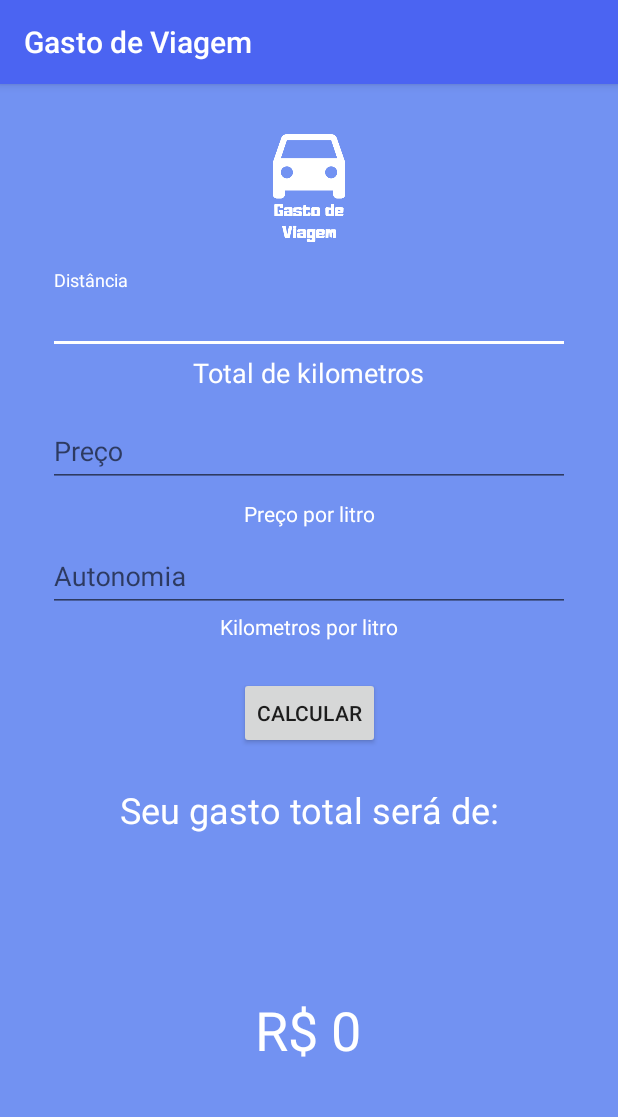
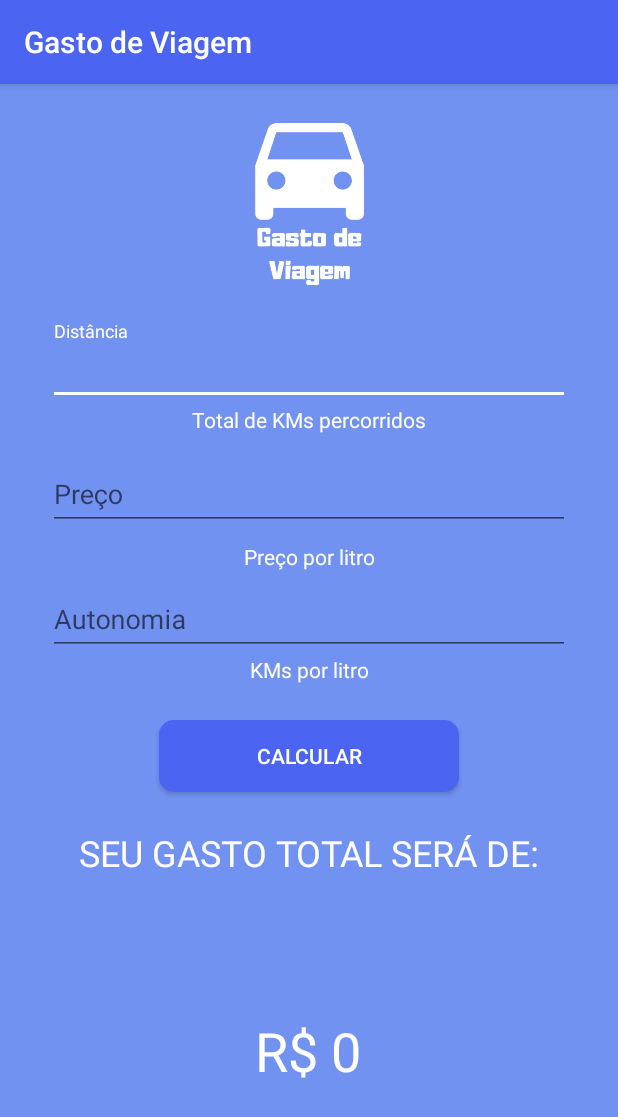
Before and after one commit to Matheus-Silas97/Gasto_de_Viagem, an Android app: the screen it shows after launch (MainActivity), on a phone screen of 412 x 824 dp. Shown: the top 1117 px of the screen. Run offline under Robolectric (Android 15) with nearby library versions, the phone set to English and light mode, and no system bars.

Commit message:
finished layout

```diff
--- /dev/null
+++ b/app/src/main/res/drawable/button_round.xml
@@ -0,0 +1,14 @@
+<?xml version="1.0" encoding="utf-8"?>
+<shape xmlns:android="http://schemas.android.com/apk/res/android"
+    android:shape="rectangle">
+    <gradient
+        android:startColor="#4B64F2"
+        android:endColor="#4B64F2"
+        android:angle="45"/>
+    <padding android:left="6dp"
+        android:top="6dp"
+        android:right="6dp"
+        android:bottom="6dp" />
+    <corners android:radius="10dp" />
+
+</shape>
--- a/app/src/main/res/layout/activity_main.xml
+++ b/app/src/main/res/layout/activity_main.xml
@@ -9,9 +9,8 @@
 
     <ImageView
         android:id="@+id/imageView"
-        android:layout_width="100dp"
-        android:layout_height="100dp"
-        android:layout_marginTop="16dp"
+        android:layout_width="150dp"
+        android:layout_height="150dp"
         app:layout_constraintEnd_toEndOf="parent"
         app:layout_constraintStart_toStartOf="parent"
         app:layout_constraintTop_toTopOf="parent"
@@ -32,7 +31,11 @@
             android:layout_width="match_parent"
             android:layout_height="wrap_content"
             android:hint="@string/distance"
-            android:textColorHint="@color/font" />
+            android:inputType="numberDecimal"
+            android:textColor="@color/font"
+            android:textColorHighlight="@color/font"
+            android:textColorHint="@color/font"
+            android:textColorLink="@color/font" />
     </com.google.android.material.textfield.TextInputLayout>
 
     <TextView
@@ -41,7 +44,7 @@
         android:layout_height="wrap_content"
         android:text="@string/total_km"
         android:textColor="@color/font"
-        android:textSize="18sp"
+        android:textSize="14sp"
         app:layout_constraintEnd_toEndOf="parent"
         app:layout_constraintStart_toStartOf="parent"
         app:layout_constraintTop_toBottomOf="@+id/textInputLayout" />
@@ -64,7 +67,8 @@
             android:textColor="@color/font"
             android:textColorHighlight="@color/font"
             android:textColorHint="@color/font"
-            android:textColorLink="@color/font" />
+            android:textColorLink="@color/font"
+            android:inputType="numberDecimal"/>
     </com.google.android.material.textfield.TextInputLayout>
 
     <TextView
@@ -95,6 +99,7 @@
             android:layout_height="wrap_content"
             android:hint="@string/autonomy"
             android:textColor="@color/font"
+            android:inputType="numberDecimal"
             android:textColorHighlight="@color/font"
             android:textColorHint="@color/font"
             android:textColorLink="@color/font" />
@@ -114,11 +119,12 @@
         app:layout_constraintTop_toBottomOf="@+id/textInputLayout3" />
 
     <TextView
-        android:id="@+id/textView4"
+        android:id="@+id/txtValue"
         android:layout_width="wrap_content"
         android:layout_height="wrap_content"
         android:layout_marginTop="24dp"
         android:text="@string/total_spent"
+        android:textAllCaps="true"
         android:textColor="@color/font"
         android:textColorHighlight="@color/font"
         android:textColorHint="@color/font"
@@ -129,10 +135,12 @@
 
     <Button
         android:id="@+id/button"
-        android:layout_width="wrap_content"
+        android:layout_width="200dp"
         android:layout_height="wrap_content"
         android:layout_marginTop="24dp"
+        android:background="@drawable/button_round"
         android:text="@string/calculate"
+        android:textColor="@color/font"
         app:layout_constraintEnd_toEndOf="parent"
         app:layout_constraintStart_toStartOf="parent"
         app:layout_constraintTop_toBottomOf="@+id/textView3" />
@@ -147,11 +155,12 @@
         android:layout_marginBottom="16dp"
         android:text="R$ 0"
         android:textAlignment="center"
+        android:textAllCaps="true"
         android:textColor="@color/font"
         android:textSize="36sp"
         app:layout_constraintBottom_toBottomOf="parent"
         app:layout_constraintEnd_toEndOf="parent"
         app:layout_constraintHorizontal_bias="0.498"
         app:layout_constraintStart_toStartOf="parent"
-        app:layout_constraintTop_toBottomOf="@+id/textView4" />
+        app:layout_constraintTop_toBottomOf="@+id/txtValue" />
 </androidx.constraintlayout.widget.ConstraintLayout>
--- a/app/src/main/res/values/strings.xml
+++ b/app/src/main/res/values/strings.xml
@@ -1,11 +1,11 @@
 <resources>
     <string name="app_name">Gasto de Viagem</string>
     <string name="distance">Distância</string>
-    <string name="total_km">Total de kilometros</string>
+    <string name="total_km">Total de KMs percorridos</string>
     <string name="price">Preço</string>
     <string name="price_liter">Preço por litro</string>
     <string name="autonomy">Autonomia</string>
-    <string name="liter_km">Kilometros por litro</string>
+    <string name="liter_km">KMs por litro</string>
     <string name="total_spent">Seu gasto total será de:</string>
     <string name="calculate">Calcular</string>
 
```
